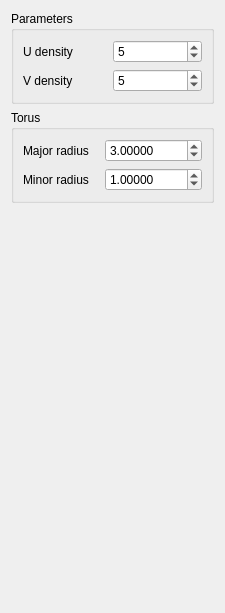
This is Controls/controls.ui in VenMolom/GeometricModeling as Qt 5 draws it before an edit. The edited form follows.
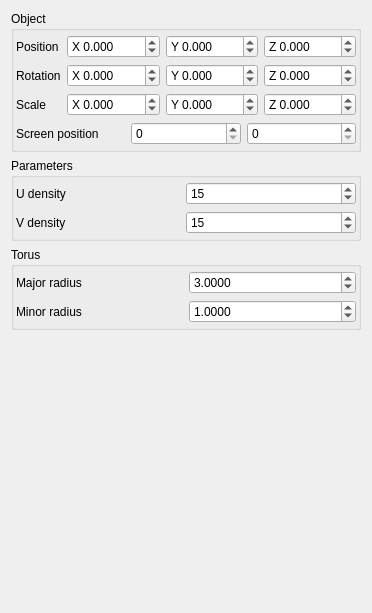
This is the edited form.

```diff
--- a/Controls/controls.ui
+++ b/Controls/controls.ui
@@ -6,7 +6,7 @@
    <rect>
     <x>0</x>
     <y>0</y>
-    <width>225</width>
+    <width>352</width>
     <height>613</height>
    </rect>
   </property>
@@ -14,12 +14,24 @@
    <string>Form</string>
   </property>
   <layout class="QGridLayout" name="gridLayout">
-   <item row="0" column="0">
+   <item row="1" column="0">
     <widget class="QGroupBox" name="parametersGroupBox">
      <property name="title">
       <string>Parameters</string>
      </property>
      <layout class="QGridLayout" name="gridLayout_2">
+      <property name="leftMargin">
+       <number>2</number>
+      </property>
+      <property name="topMargin">
+       <number>4</number>
+      </property>
+      <property name="rightMargin">
+       <number>2</number>
+      </property>
+      <property name="bottomMargin">
+       <number>4</number>
+      </property>
       <item row="0" column="0" colspan="2">
        <widget class="QFrame" name="uFrame">
         <property name="frameShape">
@@ -63,7 +75,7 @@
             <number>5096</number>
            </property>
            <property name="value">
-            <number>5</number>
+            <number>15</number>
            </property>
           </widget>
          </item>
@@ -110,7 +122,7 @@
             <number>5096</number>
            </property>
            <property name="value">
-            <number>5</number>
+            <number>15</number>
            </property>
           </widget>
          </item>
@@ -120,25 +132,24 @@
      </layout>
     </widget>
    </item>
-   <item row="3" column="0">
-    <spacer name="verticalSpacer">
-     <property name="orientation">
-      <enum>Qt::Vertical</enum>
-     </property>
-     <property name="sizeHint" stdset="0">
-      <size>
-       <width>20</width>
-       <height>40</height>
-      </size>
-     </property>
-    </spacer>
-   </item>
-   <item row="1" column="0">
+   <item row="2" column="0">
     <widget class="QGroupBox" name="torusGroupBox">
      <property name="title">
       <string>Torus</string>
      </property>
      <layout class="QGridLayout" name="gridLayout_3">
+      <property name="leftMargin">
+       <number>2</number>
+      </property>
+      <property name="topMargin">
+       <number>4</number>
+      </property>
+      <property name="rightMargin">
+       <number>2</number>
+      </property>
+      <property name="bottomMargin">
+       <number>4</number>
+      </property>
       <item row="3" column="0">
        <widget class="QLabel" name="minorRadiusLabel">
         <property name="text">
@@ -156,10 +167,10 @@
       <item row="0" column="1">
        <widget class="QDoubleSpinBox" name="majorRadius">
         <property name="decimals">
-         <number>5</number>
+         <number>4</number>
         </property>
         <property name="minimum">
-         <double>0.000010000000000</double>
+         <double>0.000100000000000</double>
         </property>
         <property name="maximum">
          <double>10000.000000000000000</double>
@@ -175,10 +186,10 @@
       <item row="3" column="1">
        <widget class="QDoubleSpinBox" name="minorRadius">
         <property name="decimals">
-         <number>5</number>
+         <number>4</number>
         </property>
         <property name="minimum">
-         <double>0.000010000000000</double>
+         <double>0.000100000000000</double>
         </property>
         <property name="maximum">
          <double>10000.000000000000000</double>
@@ -194,6 +205,368 @@
      </layout>
     </widget>
    </item>
+   <item row="4" column="0">
+    <spacer name="verticalSpacer">
+     <property name="orientation">
+      <enum>Qt::Vertical</enum>
+     </property>
+     <property name="sizeHint" stdset="0">
+      <size>
+       <width>20</width>
+       <height>40</height>
+      </size>
+     </property>
+    </spacer>
+   </item>
+   <item row="0" column="0">
+    <widget class="QGroupBox" name="objectGroupBox">
+     <property name="title">
+      <string>Object</string>
+     </property>
+     <layout class="QGridLayout" name="gridLayout_6">
+      <property name="leftMargin">
+       <number>2</number>
+      </property>
+      <property name="topMargin">
+       <number>4</number>
+      </property>
+      <property name="rightMargin">
+       <number>2</number>
+      </property>
+      <property name="bottomMargin">
+       <number>4</number>
+      </property>
+      <item row="2" column="0" colspan="3">
+       <widget class="QFrame" name="rotationFrame">
+        <property name="frameShape">
+         <enum>QFrame::NoFrame</enum>
+        </property>
+        <property name="frameShadow">
+         <enum>QFrame::Raised</enum>
+        </property>
+        <layout class="QGridLayout" name="gridLayout_8">
+         <property name="leftMargin">
+          <number>0</number>
+         </property>
+         <property name="topMargin">
+          <number>0</number>
+         </property>
+         <property name="rightMargin">
+          <number>0</number>
+         </property>
+         <property name="bottomMargin">
+          <number>0</number>
+         </property>
+         <item row="0" column="0">
+          <widget class="QLabel" name="rotationLabel">
+           <property name="text">
+            <string>Rotation</string>
+           </property>
+          </widget>
+         </item>
+         <item row="0" column="1">
+          <widget class="QDoubleSpinBox" name="rotX">
+           <property name="sizePolicy">
+            <sizepolicy hsizetype="Preferred" vsizetype="Fixed">
+             <horstretch>0</horstretch>
+             <verstretch>0</verstretch>
+            </sizepolicy>
+           </property>
+           <property name="prefix">
+            <string>X </string>
+           </property>
+           <property name="decimals">
+            <number>3</number>
+           </property>
+           <property name="minimum">
+            <double>-1000.000000000000000</double>
+           </property>
+           <property name="maximum">
+            <double>1000.000000000000000</double>
+           </property>
+          </widget>
+         </item>
+         <item row="0" column="2">
+          <widget class="QDoubleSpinBox" name="rotY">
+           <property name="sizePolicy">
+            <sizepolicy hsizetype="Preferred" vsizetype="Fixed">
+             <horstretch>0</horstretch>
+             <verstretch>0</verstretch>
+            </sizepolicy>
+           </property>
+           <property name="prefix">
+            <string>Y </string>
+           </property>
+           <property name="decimals">
+            <number>3</number>
+           </property>
+           <property name="minimum">
+            <double>-1000.000000000000000</double>
+           </property>
+           <property name="maximum">
+            <double>1000.000000000000000</double>
+           </property>
+          </widget>
+         </item>
+         <item row="0" column="3">
+          <widget class="QDoubleSpinBox" name="rotZ">
+           <property name="sizePolicy">
+            <sizepolicy hsizetype="Preferred" vsizetype="Fixed">
+             <horstretch>0</horstretch>
+             <verstretch>0</verstretch>
+            </sizepolicy>
+           </property>
+           <property name="prefix">
+            <string>Z </string>
+           </property>
+           <property name="decimals">
+            <number>3</number>
+           </property>
+           <property name="minimum">
+            <double>-1000.000000000000000</double>
+           </property>
+           <property name="maximum">
+            <double>1000.000000000000000</double>
+           </property>
+          </widget>
+         </item>
+        </layout>
+       </widget>
+      </item>
+      <item row="0" column="0" colspan="3">
+       <widget class="QFrame" name="positionFrame">
+        <property name="frameShape">
+         <enum>QFrame::NoFrame</enum>
+        </property>
+        <property name="frameShadow">
+         <enum>QFrame::Raised</enum>
+        </property>
+        <layout class="QGridLayout" name="gridLayout_7">
+         <property name="leftMargin">
+          <number>0</number>
+         </property>
+         <property name="topMargin">
+          <number>0</number>
+         </property>
+         <property name="rightMargin">
+          <number>0</number>
+         </property>
+         <property name="bottomMargin">
+          <number>0</number>
+         </property>
+         <item row="0" column="0">
+          <widget class="QLabel" name="posLabel">
+           <property name="text">
+            <string>Position</string>
+           </property>
+          </widget>
+         </item>
+         <item row="0" column="1">
+          <widget class="QDoubleSpinBox" name="posX">
+           <property name="sizePolicy">
+            <sizepolicy hsizetype="Preferred" vsizetype="Fixed">
+             <horstretch>0</horstretch>
+             <verstretch>0</verstretch>
+            </sizepolicy>
+           </property>
+           <property name="prefix">
+            <string>X </string>
+           </property>
+           <property name="decimals">
+            <number>3</number>
+           </property>
+           <property name="minimum">
+            <double>-1000.000000000000000</double>
+           </property>
+           <property name="maximum">
+            <double>1000.000000000000000</double>
+           </property>
+          </widget>
+         </item>
+         <item row="0" column="2">
+          <widget class="QDoubleSpinBox" name="posY">
+           <property name="sizePolicy">
+            <sizepolicy hsizetype="Preferred" vsizetype="Fixed">
+             <horstretch>0</horstretch>
+             <verstretch>0</verstretch>
+            </sizepolicy>
+           </property>
+           <property name="prefix">
+            <string>Y </string>
+           </property>
+           <property name="decimals">
+            <number>3</number>
+           </property>
+           <property name="minimum">
+            <double>-1000.000000000000000</double>
+           </property>
+           <property name="maximum">
+            <double>1000.000000000000000</double>
+           </property>
+          </widget>
+         </item>
+         <item row="0" column="3">
+          <widget class="QDoubleSpinBox" name="posZ">
+           <property name="sizePolicy">
+            <sizepolicy hsizetype="Preferred" vsizetype="Fixed">
+             <horstretch>0</horstretch>
+             <verstretch>0</verstretch>
+            </sizepolicy>
+           </property>
+           <property name="prefix">
+            <string>Z </string>
+           </property>
+           <property name="decimals">
+            <number>3</number>
+           </property>
+           <property name="minimum">
+            <double>-1000.000000000000000</double>
+           </property>
+           <property name="maximum">
+            <double>1000.000000000000000</double>
+           </property>
+          </widget>
+         </item>
+        </layout>
+       </widget>
+      </item>
+      <item row="3" column="0" colspan="3">
+       <widget class="QFrame" name="scaleFrame">
+        <property name="frameShape">
+         <enum>QFrame::NoFrame</enum>
+        </property>
+        <property name="frameShadow">
+         <enum>QFrame::Raised</enum>
+        </property>
+        <layout class="QGridLayout" name="gridLayout_9">
+         <property name="leftMargin">
+          <number>0</number>
+         </property>
+         <property name="topMargin">
+          <number>0</number>
+         </property>
+         <property name="rightMargin">
+          <number>0</number>
+         </property>
+         <property name="bottomMargin">
+          <number>0</number>
+         </property>
+         <item row="0" column="2">
+          <widget class="QDoubleSpinBox" name="scaleY">
+           <property name="sizePolicy">
+            <sizepolicy hsizetype="Preferred" vsizetype="Fixed">
+             <horstretch>0</horstretch>
+             <verstretch>0</verstretch>
+            </sizepolicy>
+           </property>
+           <property name="prefix">
+            <string>Y </string>
+           </property>
+           <property name="decimals">
+            <number>3</number>
+           </property>
+           <property name="minimum">
+            <double>-1000.000000000000000</double>
+           </property>
+           <property name="maximum">
+            <double>1000.000000000000000</double>
+           </property>
+          </widget>
+         </item>
+         <item row="0" column="1">
+          <widget class="QDoubleSpinBox" name="scaleX">
+           <property name="sizePolicy">
+            <sizepolicy hsizetype="Preferred" vsizetype="Fixed">
+             <horstretch>0</horstretch>
+             <verstretch>0</verstretch>
+            </sizepolicy>
+           </property>
+           <property name="prefix">
+            <string>X </string>
+           </property>
+           <property name="decimals">
+            <number>3</number>
+           </property>
+           <property name="minimum">
+            <double>-1000.000000000000000</double>
+           </property>
+           <property name="maximum">
+            <double>1000.000000000000000</double>
+           </property>
+          </widget>
+         </item>
+         <item row="0" column="0">
+          <widget class="QLabel" name="scaleLabel">
+           <property name="text">
+            <string>Scale</string>
+           </property>
+          </widget>
+         </item>
+         <item row="0" column="3">
+          <widget class="QDoubleSpinBox" name="scaleZ">
+           <property name="sizePolicy">
+            <sizepolicy hsizetype="Preferred" vsizetype="Fixed">
+             <horstretch>0</horstretch>
+             <verstretch>0</verstretch>
+            </sizepolicy>
+           </property>
+           <property name="prefix">
+            <string>Z </string>
+           </property>
+           <property name="decimals">
+            <number>3</number>
+           </property>
+           <property name="minimum">
+            <double>-1000.000000000000000</double>
+           </property>
+           <property name="maximum">
+            <double>1000.000000000000000</double>
+           </property>
+          </widget>
+         </item>
+        </layout>
+       </widget>
+      </item>
+      <item row="4" column="0" colspan="3">
+       <widget class="QFrame" name="screenPosFrame">
+        <property name="frameShape">
+         <enum>QFrame::NoFrame</enum>
+        </property>
+        <property name="frameShadow">
+         <enum>QFrame::Raised</enum>
+        </property>
+        <layout class="QGridLayout" name="gridLayout_10">
+         <property name="leftMargin">
+          <number>0</number>
+         </property>
+         <property name="topMargin">
+          <number>0</number>
+         </property>
+         <property name="rightMargin">
+          <number>0</number>
+         </property>
+         <property name="bottomMargin">
+          <number>0</number>
+         </property>
+         <item row="0" column="2">
+          <widget class="QSpinBox" name="screenPosX"/>
+         </item>
+         <item row="0" column="0">
+          <widget class="QLabel" name="screenPosLabel">
+           <property name="text">
+            <string>Screen position</string>
+           </property>
+          </widget>
+         </item>
+         <item row="0" column="1">
+          <widget class="QSpinBox" name="screenPosY"/>
+         </item>
+        </layout>
+       </widget>
+      </item>
+     </layout>
+    </widget>
+   </item>
   </layout>
  </widget>
  <resources/>
```
